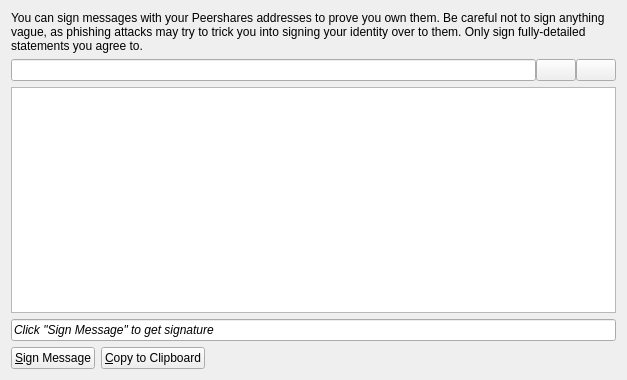
Above: src/qt/forms/messagepage.ui from creon-nu/Nu before the change. Below: the same form after it.
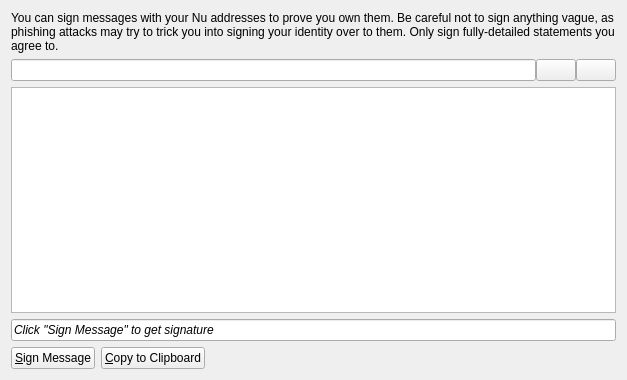
That is the form after the change. Icons and pictures are not drawn. Custom widgets are drawn as their Qt base class.

Commit message: Updated interface and message strings containing Peershares/peershares

The edit to the form file:
```diff
--- a/src/qt/forms/messagepage.ui
+++ b/src/qt/forms/messagepage.ui
@@ -17,7 +17,7 @@
    <item>
     <widget class="QLabel" name="labelExplanation">
      <property name="text">
-      <string>You can sign messages with your Peershares addresses to prove you own them. Be careful not to sign anything vague, as phishing attacks may try to trick you into signing your identity over to them. Only sign fully-detailed statements you agree to.</string>
+      <string>You can sign messages with your Nu addresses to prove you own them. Be careful not to sign anything vague, as phishing attacks may try to trick you into signing your identity over to them. Only sign fully-detailed statements you agree to.</string>
      </property>
      <property name="textFormat">
       <enum>Qt::AutoText</enum>
```
Left out of the diff: 2 changed lines with no effect on the pictures. The commit also changes 12 other files.
